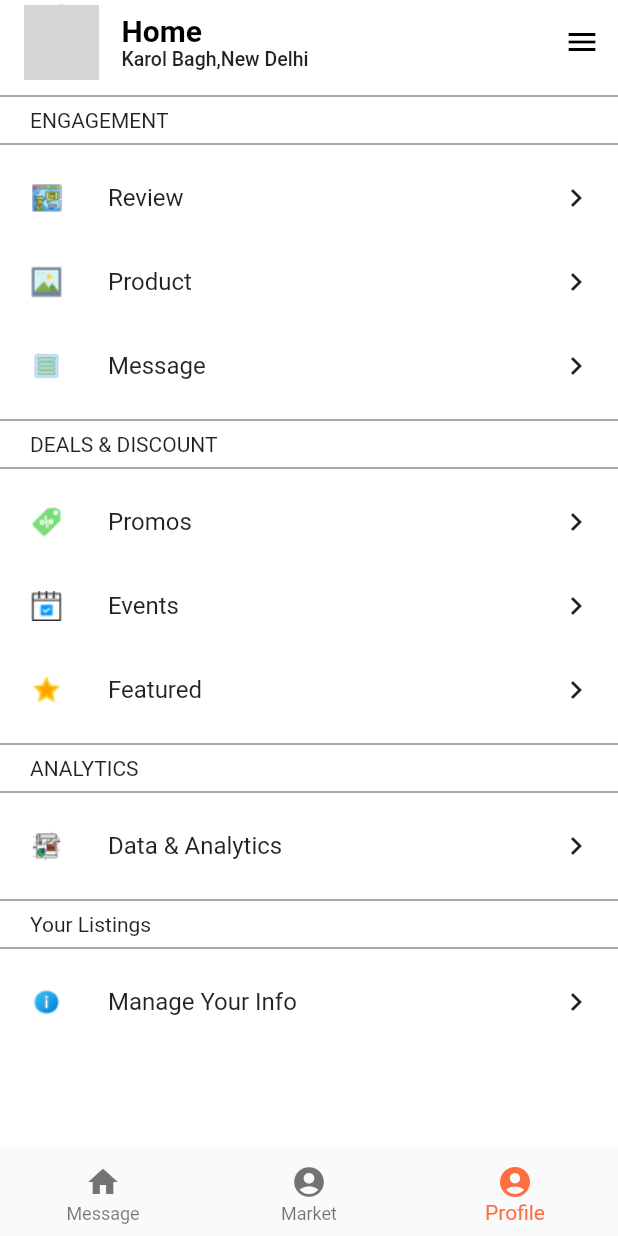
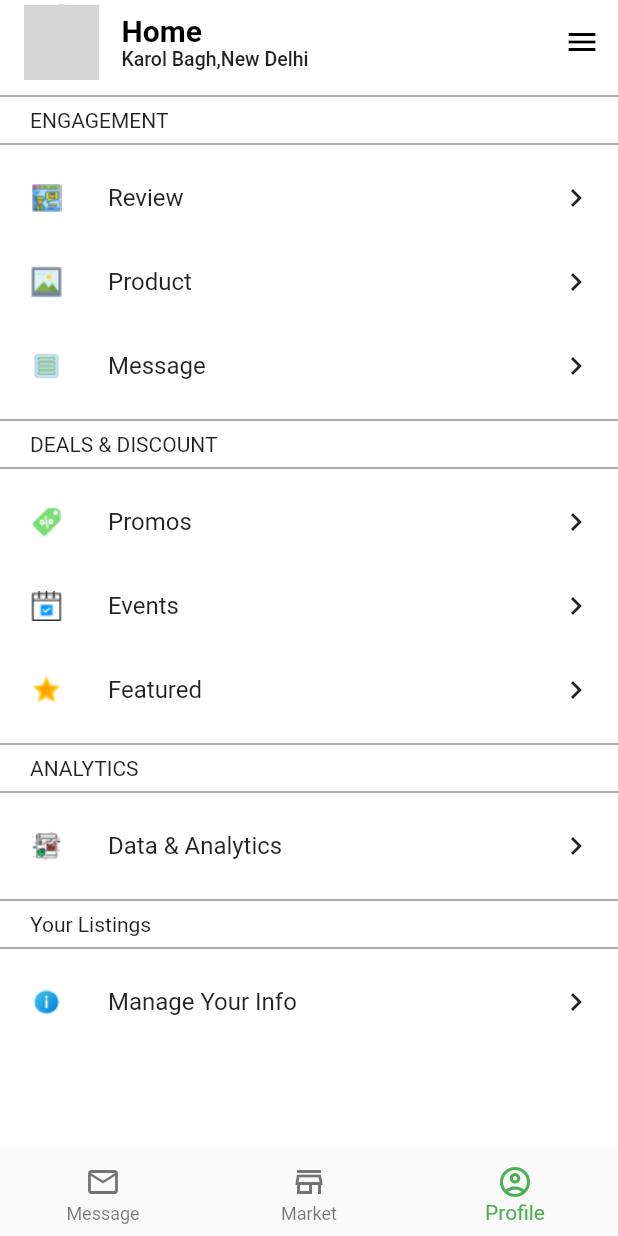
Before and after one commit to jshruti29/E-commerce, a Flutter app: the BottomNavigation screen opened by its route, item 3 of the bottom bar chosen, after a tap on the "keyboard arrow right" icon, on a phone screen of 412 x 824 dp. Run offline on Flutter 3.47's test engine with Material 2 defaults, Android fonts, the phone set to English and light mode, and no system bars; our stand-ins replace carousel_slider, flutter_rating_bar, fluttertoast, page_transition, string_validator; missing offline and left inert: email_auth; accounts and stored records are empty; grey boxes are pictures that could not be loaded.

Commit message:
added messageUI, reviewUI, photosUI for vendor

```diff
--- a/lib/UI/VendorUI/LandingUI_Vendor/vendor_message.dart
+++ /dev/null
@@ -1,16 +0,0 @@
-import 'package:flutter/cupertino.dart';
-import 'package:flutter/material.dart';
-
-// ignore: camel_case_types
-class Vendor_message_page extends StatefulWidget {
-  @override
-  _Vendor_message_pageState createState() => _Vendor_message_pageState();
-}
-
-// ignore: camel_case_types
-class _Vendor_message_pageState extends State<Vendor_message_page> {
-  @override
-  Widget build(BuildContext context) {
-    return const Scaffold();
-  }
-}
--- a/lib/UI/VendorUI/bottom_navigation.dart
+++ b/lib/UI/VendorUI/bottom_navigation.dart
@@ -1,5 +1,5 @@
 
-import 'package:ecommerce/UI/VendorUI/LandingUI_Vendor/vendor_message.dart';
+import 'vendor_message.dart';
 import 'package:ecommerce/UI/VendorUI/market_page.dart';
 import 'package:flutter/cupertino.dart';
 import 'package:flutter/material.dart';
@@ -47,20 +47,20 @@ class _BottomNavigationState extends State<BottomNavigation> {
         // This is all you need!
         items: const <BottomNavigationBarItem>[
           BottomNavigationBarItem(
-            icon: Icon(Icons.home),
+            icon: Icon(Icons.mail_outline),
             label: 'Message',
           ),
           BottomNavigationBarItem(
-            icon: Icon(Icons.account_circle),
+            icon: Icon(Icons.store_mall_directory_outlined),
             label: 'Market',
           ),
           BottomNavigationBarItem(
-            icon: Icon(Icons.account_circle),
+            icon: Icon(Icons.account_circle_outlined),
             label: 'Profile',
           ),
         ],
         currentIndex: _bottomNavIndex,
-        selectedItemColor: Colors.deepOrangeAccent,
+        selectedItemColor: Colors.green,
         onTap: _onItemTapped,
       ),
     );
--- /dev/null
+++ b/lib/UI/VendorUI/vendor_message.dart
@@ -0,0 +1,118 @@
+import 'package:flutter/cupertino.dart';
+import 'package:flutter/material.dart';
+
+// ignore: camel_case_types
+class Vendor_message_page extends StatefulWidget {
+  const Vendor_message_page({Key? key}) : super(key: key);
+
+  @override
+  _Vendor_message_pageState createState() => _Vendor_message_pageState();
+}
+
+// ignore: camel_case_types
+class _Vendor_message_pageState extends State<Vendor_message_page> {
+
+  Widget messageUI(String imageURL){
+    return  Padding(
+      padding: const EdgeInsets.symmetric(vertical: 5),
+      child: Ink(
+        color: Colors.black12,
+        child: Padding(
+          padding: const EdgeInsets.symmetric(horizontal: 10,vertical: 15),
+          child: ListTile(
+            onTap: () {},
+            leading: Image.asset(imageURL),
+            title: Padding(
+              padding: const EdgeInsets.only(left: 10),
+              child: Column(
+                mainAxisAlignment: MainAxisAlignment.center,
+                crossAxisAlignment: CrossAxisAlignment.start,
+                children: const [
+                  Text(
+                    "Subham",
+                    style: TextStyle(
+                      fontWeight: FontWeight.bold,
+                    ),
+                  ),
+                  SizedBox(height: 5,),
+                  Text(
+                    "Hello, How are you?",
+                    style: TextStyle(
+                      fontSize: 13,
+                    ),
+                  ),
+                ],
+              ),
+            ),
+            trailing: GestureDetector(
+                onTap: () {},
+                child: const Icon(Icons.keyboard_arrow_right)),
+          ),
+        ),
+      ),
+    );
+  }
+  @override
+  Widget build(BuildContext context) {
+    return Scaffold(
+      backgroundColor: Colors.white,
+      appBar: AppBar(
+        backgroundColor: Colors.white,
+        elevation: 0,
+        automaticallyImplyLeading: false,
+        title: Row(
+          children: [
+            Container(
+              width: 50,
+              height: 50,
+              decoration: const BoxDecoration(
+                color: Color(0xFF77DD77),
+                shape: BoxShape.circle,
+              ),
+              child: Image.asset("assets/images/vendor.png"),
+            ),
+            const SizedBox(
+              width: 15,
+            ),
+            Column(
+              crossAxisAlignment: CrossAxisAlignment.start,
+              mainAxisAlignment: MainAxisAlignment.center,
+              mainAxisSize: MainAxisSize.min,
+              children: const [
+                Text(
+                  "Messages",
+                  style: TextStyle(
+                      fontWeight: FontWeight.bold, color: Colors.black),
+                ),
+                Text(
+                  "All Messages",
+                  style: TextStyle(fontSize: 13, color: Colors.black87),
+                ),
+              ],
+            ),
+          ],
+        ),
+        actions: [
+          IconButton(
+            icon: const Icon(
+              Icons.menu,
+              color: Colors.black,
+            ),
+            onPressed: () {
+              Navigator.pushNamed(context, "/setting_page");
+            },
+          ),
+        ],
+      ),
+      body: SingleChildScrollView(
+        child: Column(
+          children: [
+           messageUI("assets/images/image20.1.png"),
+           messageUI("assets/images/image20.2.png"),
+           messageUI("assets/images/image20.3.png"),
+          ],
+        ),
+      ),
+    );
+  }
+}
--- a/pubspec.yaml
+++ b/pubspec.yaml
@@ -38,6 +38,9 @@ dependencies:
   page_transition: ^2.0.4
   flutter_rating_bar: ^4.0.0
   firebase_auth: ^1.0.3
+  camera:
+  path_provider:
+  path:
 
 
 
```
Also changed, not shown: lib/UI/VendorUI/photo_page.dart (added, +119 -0 lines), lib/UI/VendorUI/reviews_page.dart (added, +204 -0 lines), lib/UI/camera_page.dart (added, +15 -0 lines), lib/main.dart (+13 -5 lines), assets/Images/image20.1.png (added), assets/Images/image20.2.png (added), assets/Images/image20.3.png (added), assets/Images/image20.png (added), assets/Images/image21.png (added), assets/Images/image22.png (added), assets/icon/wrapper.png (added).
